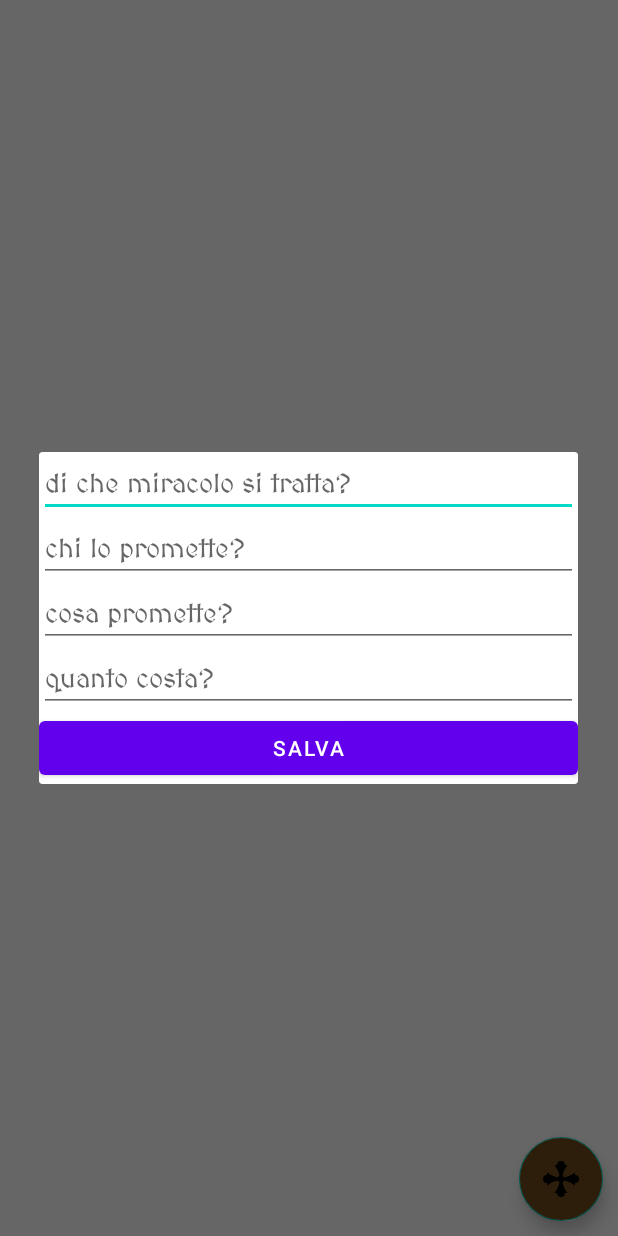
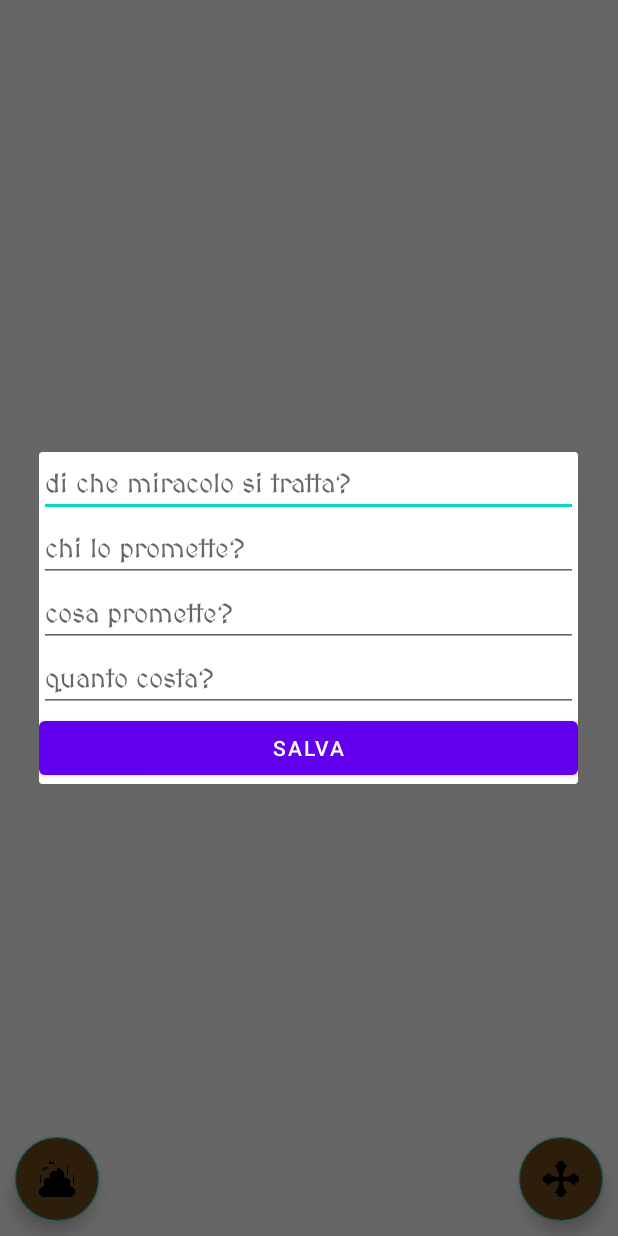
Before and after one commit to ZolloFrancesco/Pregaverso, an Android app: the HomeSacerdote screen opened directly, with no data from a screen before it, after a tap on an icon or button, on a phone screen of 412 x 824 dp. Run offline under Robolectric (Android 15) with nearby library versions, the phone set to English and light mode, and no system bars; 2 statements that could not run were skipped.

Commit message:
Aggiunto floating action button per poter fare il login al plebeo dalla home del sacerdote
- Francesco Zollo (17/12/2022)

```diff
--- a/app/src/main/res/layout/home_sacerdote.xml
+++ b/app/src/main/res/layout/home_sacerdote.xml
@@ -44,6 +44,18 @@
         app:fabSize="normal"
         tools:ignore="ContentDescription" />
 
-
+    <com.google.android.material.floatingactionbutton.FloatingActionButton
+        android:id="@+id/btnLoginPlebeo"
+        android:layout_width="wrap_content"
+        android:layout_height="wrap_content"
+        android:layout_alignParentBottom="true"
+        android:layout_alignParentStart="true"
+        android:layout_marginStart="10dp"
+        android:layout_marginBottom="10dp"
+        android:background="@drawable/cacca"
+        android:src="@drawable/cacca"
+        app:fabSize="normal"
+        android:backgroundTint="#6E4C19"
+        tools:ignore="ContentDescription" />
 
 </RelativeLayout>
```
